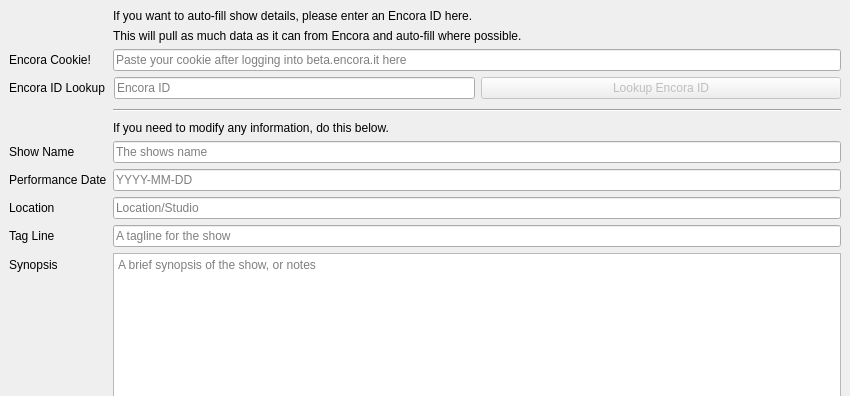
pekempy/NFOBuilder, file mainwindow.ui: the form before one commit; both pictures show x 0 to 850 and y 0 to 396 of the 850 by 899 pixel window.
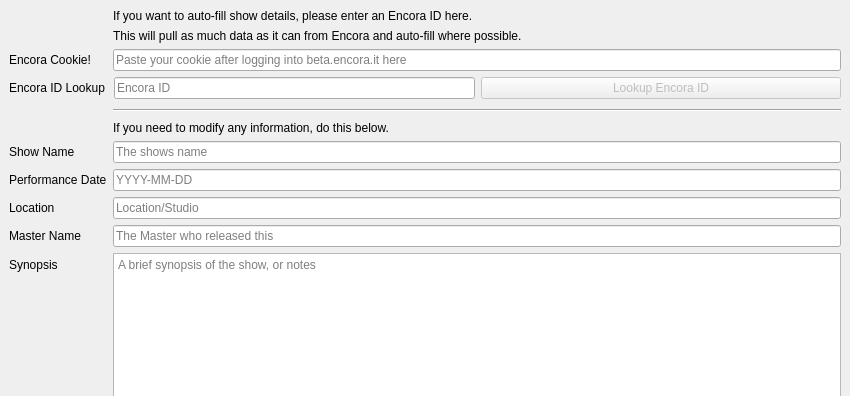
The form after the commit. Icons and pictures are not drawn.

Commit message: Change "Tag" field to "Master"

The edit to the form file:
```diff
--- a/mainwindow.ui
+++ b/mainwindow.ui
@@ -195,14 +195,14 @@
     <item row="10" column="0">
      <widget class="QLabel" name="showTaglineLabel">
       <property name="text">
-       <string>Tag Line</string>
+       <string>Master Name</string>
       </property>
      </widget>
     </item>
     <item row="10" column="1">
      <widget class="QLineEdit" name="showTaglineInput">
       <property name="placeholderText">
-       <string>A tagline for the show</string>
+       <string>The Master who released this</string>
       </property>
      </widget>
     </item>
```
Left out of the diff: 4 changed lines with no effect on the pictures. The commit also changes 2 other files.
